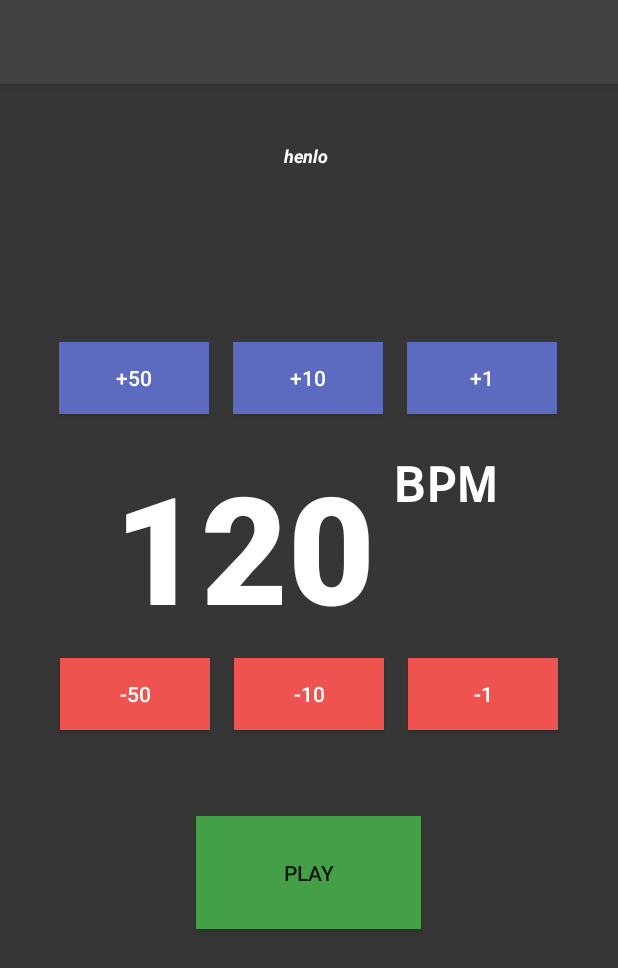
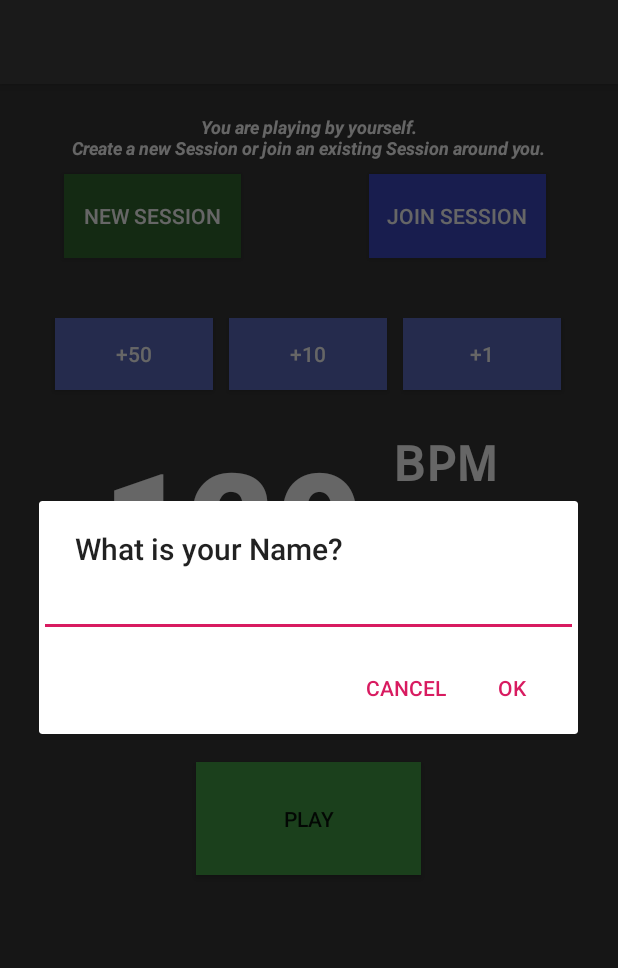
Before and after one commit to barjuandavis/wesync_kotlin, an Android app: the screen it shows after launch (MainActivity), after a tap on "NEW SESSION", on a phone screen of 412 x 824 dp. Shown: the top 968 px of the screen. Run offline under Robolectric (Android 15) with nearby library versions, the phone set to English and light mode, and no system bars; our stand-ins replace data binding; 5 statements that could not run were skipped.

Commit message:
5/11/2019

```diff
--- a/app/src/main/java/com/wesync/ui/connection/ConnectionFragment.kt
+++ b/app/src/main/java/com/wesync/ui/connection/ConnectionFragment.kt
@@ -41,10 +41,10 @@ class ConnectionFragment : Fragment() {
     private lateinit var sessionAdapter     : SessionAdapter
 
     private val sessionObserver = Observer<List<String>> {
-        sessionAdapter.sessions = viewModel.getAllSessions()
+       // sessionAdapter.sessions = viewModel.getAllSessions()
         try {
             binding.recyclerView.recycledViewPool.clear()
-            sessionAdapter.notifyDataSetChanged()
+         //   sessionAdapter.notifyDataSetChanged()
         } catch (e:Exception) {}
     }
 
--- a/app/src/main/java/com/wesync/ui/main/MetronomeFragment.kt
+++ b/app/src/main/java/com/wesync/ui/main/MetronomeFragment.kt
@@ -1,13 +1,16 @@
 package com.wesync.ui.main
 
 
+import android.app.AlertDialog
 import androidx.lifecycle.ViewModelProviders
 import android.os.Bundle
+import android.text.InputType
 import android.util.Log
 import androidx.fragment.app.Fragment
 import android.view.LayoutInflater
 import android.view.View
 import android.view.ViewGroup
+import android.widget.EditText
 import androidx.databinding.DataBindingUtil
 import androidx.lifecycle.Observer
 import androidx.navigation.findNavController
@@ -18,8 +21,10 @@ import com.wesync.connection.ConnectionManagerService
 import com.wesync.databinding.MetronomeFragmentBinding
 import com.wesync.util.ConnectionCodes
 import com.wesync.util.ServiceSubscriber
-import java.lang.IllegalStateException
-import java.lang.NullPointerException
+
+
+
+
 
 
 class MetronomeFragment : Fragment() {
@@ -98,10 +103,21 @@ class MetronomeFragment : Fragment() {
             val args: Int
             when (v.id) {
                 R.id.new_session -> {
+                    val builder = AlertDialog.Builder(context)
+                    builder.setTitle("What is your Name?")
+                    val input = EditText(context)
+                    input.inputType = InputType.TYPE_CLASS_TEXT
+                    builder.setView(input)
+                    builder.setPositiveButton("OK") { _, _ ->
+                        viewModel.onNewSessionClicked(input.text?.toString())
+                        binding.notification.text = "This is ${viewModel.getSessionName()}'s Session."
+                        binding.newSession.visibility = View.GONE
+                        binding.joinSession.visibility = View.GONE
+                        if (viewModel.isPlaying.value!!) viewModel.onPlayClicked()
+                    }
+                    builder.setNegativeButton("Cancel") {dialog,_ ->dialog.cancel() }
+                    builder.show()
                     //mCService.startAdvertising()
-                    binding.newSession.visibility = View.GONE
-                    binding.joinSession.visibility = View.GONE
-                    binding.notification.text = "henlo"
                 }
                 R.id.join_session -> {
                     args = ConnectionCodes.JOIN_SESSION.v
--- a/app/src/main/java/com/wesync/ui/main/MetronomeViewModel.kt
+++ b/app/src/main/java/com/wesync/ui/main/MetronomeViewModel.kt
@@ -4,46 +4,52 @@ import android.util.Log
 import androidx.arch.core.util.Function
 import androidx.databinding.Bindable
 import androidx.lifecycle.*
+import com.wesync.util.Tempo
 import com.wesync.util.UserTypes
 
 class MetronomeViewModel : ViewModel() {
 
-    private val _session                = MutableLiveData<String>("MusicDirector")
-    private val _userType               = MutableLiveData<UserTypes>(UserTypes.SOLO)
+    private val session                = MutableLiveData<String>("MusicDirector")
+    private val userType               = MutableLiveData<UserTypes>(UserTypes.SOLO)
     private val _isPlaying              = MutableLiveData<Boolean>( false)
-    private val _bpm                    = MutableLiveData<Long>(120)
+    private val _bpm                    = MutableLiveData<Long>(Tempo.DEFAULT_BPM)
     val isPlaying: LiveData<Boolean>     = _isPlaying
-    val userType: LiveData<Int> = Transformations.map(_userType, Function {
-        return@Function it.ordinal
-    })
-    val session: LiveData<String>        = _session
+
+
 
     val bpm: LiveData<Long>
         get() = _bpm
-
-
-
 
     fun onPlayClicked() {
         val p = _isPlaying.value
         _isPlaying.value = !p!!
     }
 
-    fun onNewSessionClicked() {
-        //TODO: replace new session with "Dismiss session(?)"
-        _userType.value = UserTypes.SESSION_HOST
+    fun onNewSessionClicked(sessionName: String?) {
+        if (sessionName != null) {
+            session.value = sessionName
+        } else {
+            session.value = "MusicDirector"
+        }
+        userType.value = UserTypes.SESSION_HOST
     }
 
     fun onJoinSessionClicked() {
-        _userType.value = UserTypes.SLAVE
+        userType.value = UserTypes.SLAVE
     }
+
+    fun dismissSession() {
+        userType.value = UserTypes.SOLO
+    }
+
+    fun getSessionName() = session.value
 
     fun modifyBPM(plus:Long) {
         val r = _bpm.value!!
 
         when {
-            r+plus < 20 -> _bpm.value = 20
-            r+plus > 400 -> _bpm.value = 400
+            r+plus < Tempo.MINIMUM_BPM -> _bpm.value = Tempo.MINIMUM_BPM
+            r+plus > Tempo.MAXIMUM_BPM -> _bpm.value = Tempo.MAXIMUM_BPM
             else -> _bpm.value = r + plus
         }
     }
--- a/app/src/main/res/layout/connection_fragment.xml
+++ b/app/src/main/res/layout/connection_fragment.xml
@@ -22,6 +22,7 @@
             app:layout_constraintStart_toStartOf="parent"
             app:layout_constraintTop_toTopOf="parent"
             app:layout_constraintVertical_bias="0.3"
+            app:layoutManager="androidx.recyclerview.widget.LinearLayoutManager"
             tools:listitem="@layout/card_view" />
 
     </androidx.constraintlayout.widget.ConstraintLayout>
--- a/app/src/main/res/layout/metronome_fragment.xml
+++ b/app/src/main/res/layout/metronome_fragment.xml
@@ -28,22 +28,6 @@
         tools:context=".ui.main.MetronomeFragment">
 
         <TextView
-            android:id="@+id/bpm_textView"
-            android:layout_width="197dp"
-            android:layout_height="137dp"
-            android:layout_marginStart="64dp"
-            android:ems="10"
-            android:fontFamily="sans-serif-black"
-            android:textAlignment="center"
-            android:textAppearance="@style/TextAppearance.AppCompat.Large"
-            android:textColor="@android:color/primary_text_dark"
-            android:textSize="100sp"
-            android:text="@{String.valueOf(viewmodel.bpm)}"
-            android:textStyle="bold"
-            app:layout_constraintStart_toStartOf="parent"
-            app:layout_constraintTop_toBottomOf="@+id/plus_layout" />
-
-        <TextView
             android:id="@+id/notification"
             android:layout_width="wrap_content"
             android:layout_height="wrap_content"
@@ -57,31 +41,29 @@
             app:layout_constraintHorizontal_bias="0.494"
             app:layout_constraintStart_toStartOf="parent"
             app:layout_constraintTop_toTopOf="parent"
-            app:layout_constraintVertical_bias="0.451" />
+            app:layout_constraintVertical_bias="0.419" />
 
-        <Button
-            android:id="@+id/new_session"
-            android:layout_width="118dp"
-            android:layout_height="56dp"
-            android:layout_marginStart="36dp"
-            android:layout_marginBottom="40dp"
-            android:layout_weight="1"
-            android:background="@color/colorSubtractTempo"
-            android:backgroundTint="#32692F"
-            android:text="@string/new_session"
-            android:textColor="#ffffff"
-            app:layout_constraintBottom_toTopOf="@+id/plus_layout"
-            app:layout_constraintEnd_toStartOf="@+id/join_session"
-            app:layout_constraintHorizontal_bias="0.067"
+        <TextView
+            android:id="@+id/bpm_textView"
+            android:layout_width="197dp"
+            android:layout_height="137dp"
+            android:layout_marginStart="56dp"
+            android:ems="10"
+            android:fontFamily="sans-serif-black"
+            android:text="@{String.valueOf(viewmodel.bpm)}"
+            android:textAlignment="center"
+            android:textAppearance="@style/TextAppearance.AppCompat.Large"
+            android:textColor="@android:color/primary_text_dark"
+            android:textSize="100sp"
+            android:textStyle="bold"
             app:layout_constraintStart_toStartOf="parent"
-            app:layout_constraintTop_toTopOf="parent"
-            app:layout_constraintVertical_bias="1.0" />
+            app:layout_constraintTop_toBottomOf="@+id/plus_layout" />
 
         <Button
             android:id="@+id/join_session"
             android:layout_width="118dp"
             android:layout_height="56dp"
-            android:layout_marginEnd="44dp"
+            android:layout_marginEnd="48dp"
             android:layout_marginBottom="40dp"
             android:layout_weight="1"
             android:background="@color/colorSubtractTempo"
@@ -101,6 +83,7 @@
             android:gravity="center|fill"
             android:orientation="horizontal"
             app:layout_constraintEnd_toEndOf="parent"
+            app:layout_constraintHorizontal_bias="0.507"
             app:layout_constraintStart_toStartOf="parent"
             app:layout_constraintTop_toBottomOf="@+id/bpm_textView">
 
@@ -108,50 +91,54 @@
                 android:id="@+id/minus_50"
                 android:layout_width="42sp"
                 android:layout_height="wrap_content"
-                android:layout_marginStart="8sp"
-                android:layout_marginEnd="8sp"
+                android:layout_margin="5sp"
                 android:layout_weight="1"
                 android:background="@color/colorSubtractTempo"
                 android:onClick="@{() -> viewmodel.modifyBPM(-50)}"
                 android:text="@string/minus_50"
-                android:textColor="#ffffff" />
+                android:textColor="#ffffff"
+                tools:layout_editor_absoluteX="40dp"
+                tools:layout_editor_absoluteY="425dp" />
 
             <Button
                 android:id="@+id/minus_10"
                 android:layout_width="42sp"
                 android:layout_height="wrap_content"
-                android:layout_marginStart="8sp"
-                android:layout_marginEnd="8sp"
+                android:layout_margin="5sp"
                 android:layout_weight="1"
                 android:background="@color/colorSubtractTempo"
                 android:backgroundTint="@color/colorSubtractTempo"
                 android:onClick="@{() -> viewmodel.modifyBPM(-10)}"
                 android:text="@string/minus_10"
-                android:textColor="#ffffff" />
+                android:textColor="#ffffff"
+                tools:layout_editor_absoluteX="155dp"
+                tools:layout_editor_absoluteY="425dp" />
 
             <Button
                 android:id="@+id/minus_1"
                 android:layout_width="42sp"
                 android:layout_height="wrap_content"
-                android:layout_marginStart="8sp"
-                android:layout_marginEnd="8sp"
+                android:layout_margin="5sp"
                 android:layout_weight="1"
                 android:background="@color/colorSubtractTempo"
                 android:backgroundTint="@color/colorSubtractTempo"
                 android:onClick="@{() -> viewmodel.modifyBPM(-1)}"
                 android:text="@string/minus_1"
-                android:textColor="#ffffff" />
+                android:textColor="#ffffff"
+                tools:layout_editor_absoluteX="272dp"
+                tools:layout_editor_absoluteY="425dp" />
         </LinearLayout>
 
         <LinearLayout
             android:id="@+id/plus_layout"
             android:layout_width="348sp"
             android:layout_height="69dp"
-            android:layout_marginTop="228dp"
+            android:layout_marginTop="212dp"
             android:layout_marginEnd="2sp"
             android:gravity="center|fill"
             android:orientation="horizontal"
             app:layout_constraintEnd_toEndOf="parent"
+            app:layout_constraintHorizontal_bias="0.508"
             app:layout_constraintStart_toStartOf="parent"
             app:layout_constraintTop_toTopOf="parent">
 
@@ -159,46 +146,48 @@
                 android:id="@+id/plus_50"
                 android:layout_width="wrap_content"
                 android:layout_height="wrap_content"
-                android:layout_marginStart="8sp"
-                android:layout_marginEnd="8sp"
+                android:layout_margin="5sp"
                 android:layout_weight="1"
                 android:background="@color/colorSubtractTempo"
                 android:backgroundTint="@color/colorAddTempo"
                 android:onClick="@{() -> viewmodel.modifyBPM(50)}"
                 android:text="@string/plus_50"
-                android:textColor="#ffffff" />
+                android:textColor="#ffffff"
+                tools:layout_editor_absoluteX="39dp"
+                tools:layout_editor_absoluteY="215dp" />
 
             <Button
                 android:id="@+id/plus_10"
                 android:layout_width="wrap_content"
                 android:layout_height="wrap_content"
-                android:layout_marginStart="8sp"
-                android:layout_marginEnd="8sp"
+                android:layout_margin="5sp"
                 android:layout_weight="1"
                 android:background="@color/colorAddTempo"
                 android:onClick="@{() -> viewmodel.modifyBPM(10)}"
                 android:text="@string/plus_10"
-                android:textColor="#ffffff" />
+                android:textColor="#ffffff"
+                tools:layout_editor_absoluteX="155dp"
+                tools:layout_editor_absoluteY="215dp" />
 
             <Button
                 android:id="@+id/plus_1"
                 android:layout_width="wrap_content"
                 android:layout_height="wrap_content"
-                android:layout_marginStart="8sp"
-                android:layout_marginEnd="8sp"
+                android:layout_margin="5sp"
                 android:layout_weight="1"
                 android:background="@color/colorAddTempo"
                 android:onClick="@{() -> viewmodel.modifyBPM(1)}"
                 android:text="@string/plus_1"
-                android:textColor="#ffffff" />
+                android:textColor="#ffffff"
+                tools:layout_editor_absoluteX="271dp"
+                tools:layout_editor_absoluteY="215dp" />
         </LinearLayout>
 
         <Button
             android:id="@+id/play_button"
             android:layout_width="150sp"
             android:layout_height="75sp"
-            android:layout_marginTop="40sp"
-            android:layout_marginBottom="136sp"
+            android:layout_marginTop="20sp"
             android:onClick="@{() -> viewmodel.onPlayClicked()}"
             android:text="@string/play_button"
             app:layout_constraintBottom_toBottomOf="parent"
@@ -222,10 +211,28 @@
             android:textStyle="bold"
             app:layout_constraintBottom_toBottomOf="@+id/bpm_textView"
             app:layout_constraintEnd_toEndOf="parent"
-            app:layout_constraintHorizontal_bias="0.0"
+            app:layout_constraintHorizontal_bias="0.137"
             app:layout_constraintStart_toEndOf="@+id/bpm_textView"
             app:layout_constraintTop_toTopOf="@+id/bpm_textView"
-            app:layout_constraintVertical_bias="0.0" />
+            app:layout_constraintVertical_bias="1.0" />
+
+        <Button
+            android:id="@+id/new_session"
+            android:layout_width="118dp"
+            android:layout_height="56dp"
+            android:layout_marginStart="36dp"
+            android:layout_marginBottom="40dp"
+            android:layout_weight="1"
+            android:background="@color/colorSubtractTempo"
+            android:backgroundTint="#32692F"
+            android:text="@string/new_session"
+            android:textColor="#ffffff"
+            app:layout_constraintBottom_toTopOf="@+id/plus_layout"
+            app:layout_constraintEnd_toStartOf="@+id/join_session"
+            app:layout_constraintHorizontal_bias="0.076"
+            app:layout_constraintStart_toStartOf="parent"
+            app:layout_constraintTop_toTopOf="parent"
+            app:layout_constraintVertical_bias="1.0" />
 
     </androidx.constraintlayout.widget.ConstraintLayout>
 </layout>
--- a/app/src/main/res/values/strings.xml
+++ b/app/src/main/res/values/strings.xml
@@ -12,5 +12,6 @@
     <string name="new_session">New Session</string>
     <string name="join_session">Join Session</string>
     <string name="bpm_placeholder">120</string>
+    <string name="dismiss_session">Dismiss Session</string>
     <string name="not_connected">You are playing by yourself.\nCreate a new Session or join an existing Session around you.</string>
 </resources>
```
Also changed, not shown: app/src/main/java/com/wesync/adapter/SessionAdapter.kt (+5 -10 lines), app/src/main/java/com/wesync/util/Utility.kt (+7 -7 lines).
